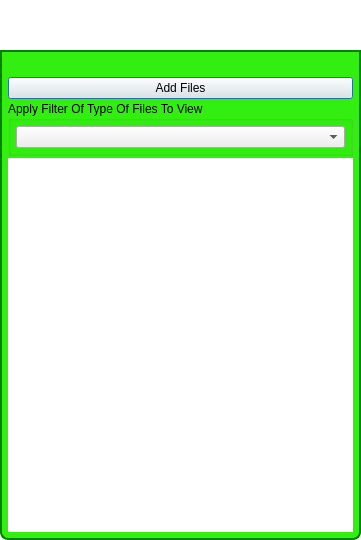
Old version of the form GoTvApps/GoTvCommon/Forms/ActivityViewMySharedFiles.ui in the repository brettrjones/gotvptop.
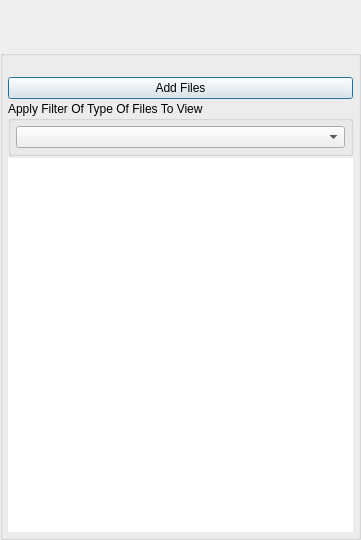
New version of the form. Custom widgets are drawn as their Qt base class.

Patch:
```diff
--- a/GoTvApps/GoTvCommon/Forms/ActivityViewMySharedFiles.ui
+++ b/GoTvApps/GoTvCommon/Forms/ActivityViewMySharedFiles.ui
@@ -40,44 +40,6 @@
   <property name="toolTip">
    <string/>
   </property>
-  <property name="styleSheet">
-   <string notr="true">QDialog#ViewMySharedFilesDialog
-{   
-color: transparent;
-background-color: transparent;
-border: 1px solid transparent;
-border-radius: 8px; 
-}
-
-#ViewFilesTitleBox
-{   
-color: black;
-background-color: rgb(50,238,17);
-border: 2px solid green;
-border-top-left-radius: 8px; 
-border-top-right-radius: 8px;
-}
-
-#TitleLabel
-{   
-color: black;
-}
-
-#FileItemsBox
-{   
-background-color: rgb(50,238,17);
-border: 2px solid green;
-border-top-color: green; 
-border-bottom-left-radius: 8px; 
-border-bottom-right-radius: 8px;
-}
-
-#FileItemList
-{   
-background-color: white;
-border: 1px solid transparent;
-}</string>
-  </property>
   <layout class="QVBoxLayout" name="verticalLayout">
    <property name="spacing">
     <number>0</number>
@@ -203,6 +165,12 @@
    <header>TitleBarWidget.h</header>
    <container>1</container>
   </customwidget>
+  <customwidget>
+   <class>BottomBarWidget</class>
+   <extends>QWidget</extends>
+   <header location="global">BottomBarWidget.h</header>
+   <container>1</container>
+  </customwidget>
   <customwidget>
    <class>VxComboBoxFileFilter</class>
    <extends>QComboBox</extends>
```
Left out of the diff: 52 changed lines with no effect on the pictures.
